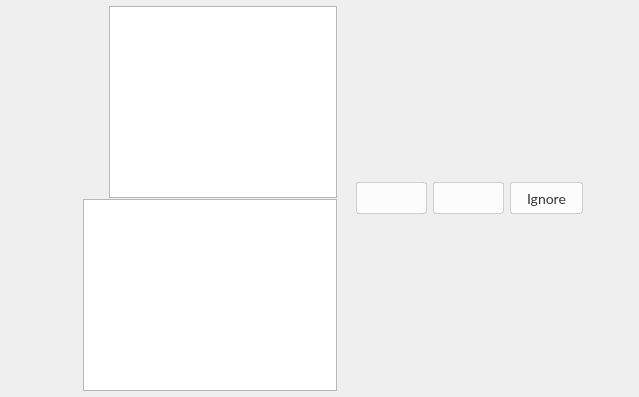
The window that src/MEGASync/stalled_issues/gui/macx/StalledIssueHeader.ui (meganz/MEGAsync) describes before a commit, drawn with Qt 5.
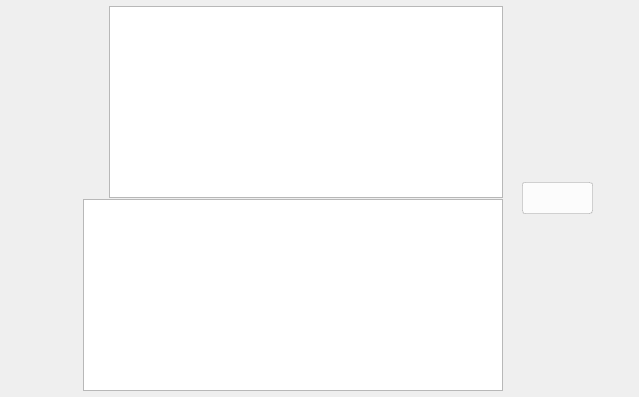
The same window after the commit. Icons and pictures are not drawn. Custom widgets are drawn as their Qt base class.

Patch:
```diff
--- a/src/MEGASync/stalled_issues/gui/macx/StalledIssueHeader.ui
+++ b/src/MEGASync/stalled_issues/gui/macx/StalledIssueHeader.ui
@@ -352,54 +352,11 @@
        <number>0</number>
       </property>
       <property name="rightMargin">
-       <number>10</number>
-      </property>
-      <property name="bottomMargin">
        <number>0</number>
       </property>
-      <item>
-       <widget class="QWidget" name="actionButtonsContainer" native="true">
-        <layout class="QHBoxLayout" name="horizontalLayout_8">
-         <property name="leftMargin">
-          <number>0</number>
-         </property>
-         <property name="topMargin">
-          <number>0</number>
-         </property>
-         <property name="rightMargin">
-          <number>0</number>
-         </property>
          <property name="bottomMargin">
           <number>0</number>
          </property>
-         <item>
-          <widget class="QPushButton" name="actionButton">
-           <property name="sizePolicy">
-            <sizepolicy hsizetype="Preferred" vsizetype="Fixed">
-             <horstretch>0</horstretch>
-             <verstretch>0</verstretch>
-            </sizepolicy>
-           </property>
-           <property name="minimumSize">
-            <size>
-             <width>0</width>
-             <height>32</height>
-            </size>
-           </property>
-           <property name="maximumSize">
-            <size>
-             <width>16777215</width>
-             <height>32</height>
-            </size>
-           </property>
-           <property name="cursor">
-            <cursorShape>PointingHandCursor</cursorShape>
-           </property>
-           <property name="text">
-            <string/>
-           </property>
-          </widget>
-         </item>
          <item>
           <widget class="QPushButton" name="multipleActionButton">
            <property name="minimumSize">
@@ -428,34 +385,6 @@
              <height>16</height>
             </size>
            </property>
-          </widget>
-         </item>
-         <item>
-          <widget class="QPushButton" name="ignoreFileButton">
-           <property name="sizePolicy">
-            <sizepolicy hsizetype="Preferred" vsizetype="Fixed">
-             <horstretch>0</horstretch>
-             <verstretch>0</verstretch>
-            </sizepolicy>
-           </property>
-           <property name="minimumSize">
-            <size>
-             <width>0</width>
-             <height>32</height>
-            </size>
-           </property>
-           <property name="maximumSize">
-            <size>
-             <width>16777215</width>
-             <height>32</height>
-            </size>
-           </property>
-           <property name="text">
-            <string>Ignore</string>
-           </property>
-          </widget>
-         </item>
-        </layout>
        </widget>
       </item>
       <item>
```
Lines whose indentation alone changed are shown as unchanged.
